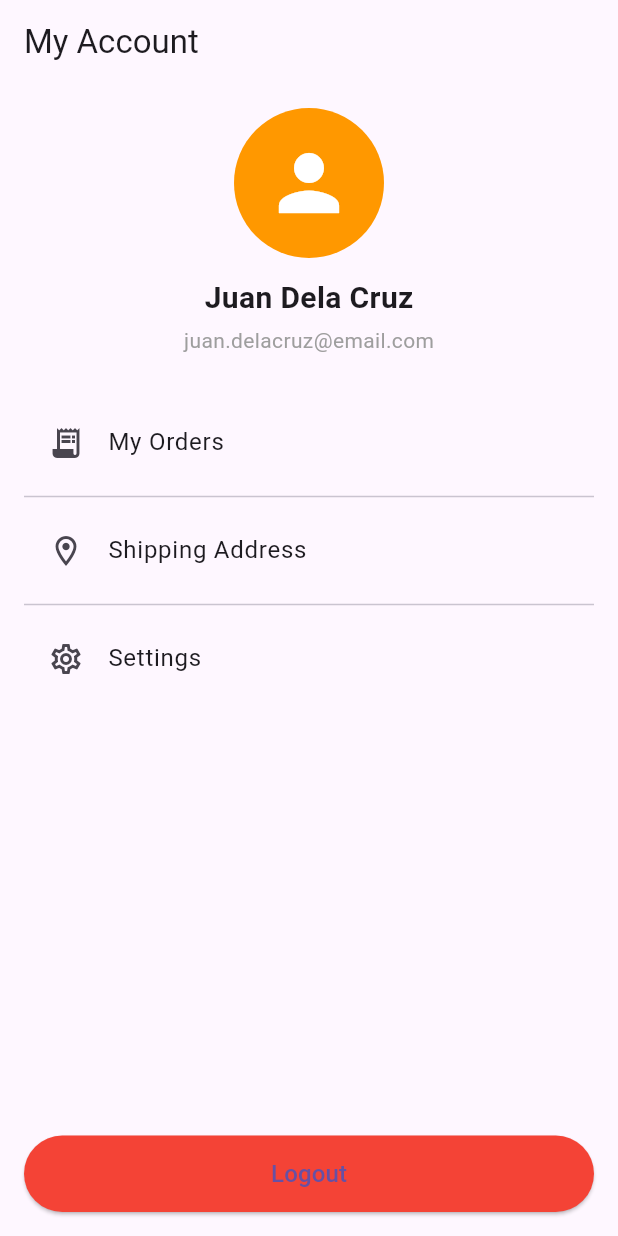
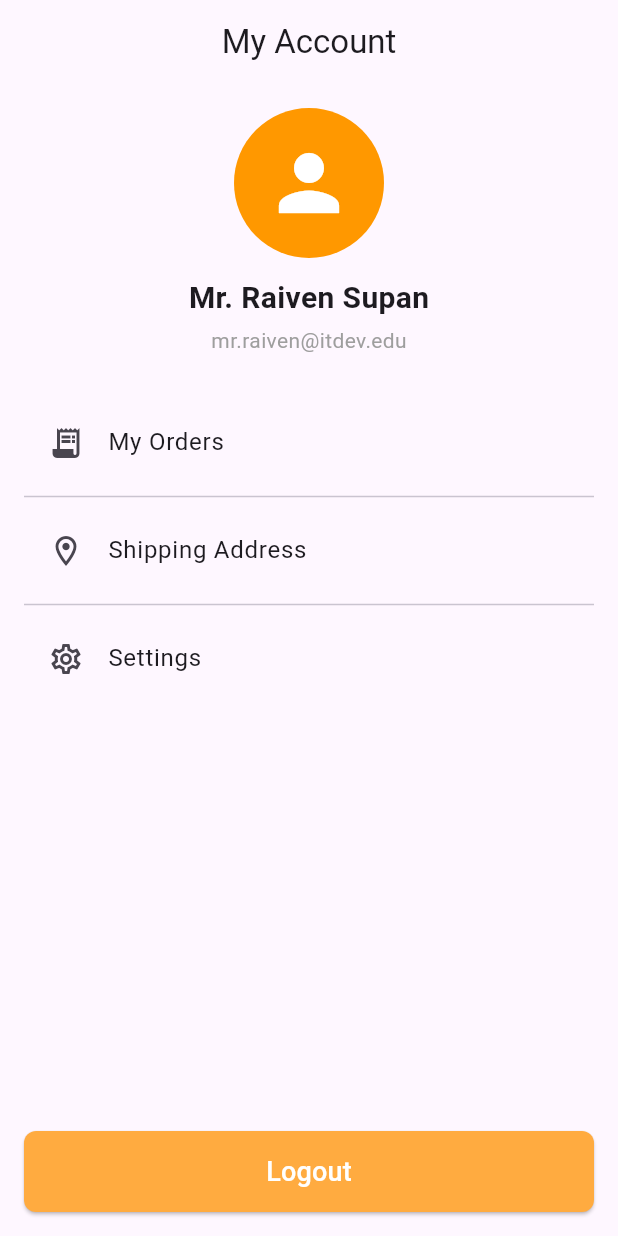
Before and after one commit to sirRaiven/ecommFlutterSample, a Flutter app: the Account screen opened directly, on a phone screen of 412 x 824 dp. Run offline on Flutter 3.47's test engine with Material 3 defaults, Android fonts, the phone set to English and light mode, and no system bars.

Commit message:
change a little bit ui

```diff
--- a/lib/pages/account.dart
+++ b/lib/pages/account.dart
@@ -1,4 +1,5 @@
 import 'package:flutter/material.dart';
+import 'package:practices101/pages/Login.dart';
 
 class Account extends StatefulWidget {
   const Account({super.key});
@@ -11,7 +12,10 @@ class _AccountState extends State<Account> {
   @override
   Widget build(BuildContext context) {
     return Scaffold(
-      appBar: AppBar(title: const Text("My Account")),
+      appBar: AppBar(
+        automaticallyImplyLeading: false,
+        title: Center(child: Text("My Account")),
+      ),
       body: Padding(
         padding: const EdgeInsets.all(16),
         child: Column(
@@ -26,14 +30,14 @@ class _AccountState extends State<Account> {
             const SizedBox(height: 12),
 
             const Text(
-              "Juan Dela Cruz",
+              "Mr. Raiven Supan",
               style: TextStyle(fontSize: 20, fontWeight: FontWeight.bold),
             ),
 
             const SizedBox(height: 4),
 
             const Text(
-              "juan.delacruz@email.com",
+              "mr.raiven@itdev.edu",
               style: TextStyle(color: Colors.grey),
             ),
 
@@ -67,13 +71,22 @@ class _AccountState extends State<Account> {
               width: double.infinity,
               child: ElevatedButton(
                 style: ElevatedButton.styleFrom(
-                  backgroundColor: Colors.red,
+                  backgroundColor: Colors.orangeAccent,
                   padding: const EdgeInsets.symmetric(vertical: 14),
+                  shape: RoundedRectangleBorder(
+                    borderRadius: BorderRadius.circular(8),
+                  ),
                 ),
                 onPressed: () {
-                  // UI only – navigation logic later
+                  Navigator.push(
+                    context,
+                    MaterialPageRoute(builder: (context) => const Login()),
+                  );
                 },
-                child: const Text("Logout", style: TextStyle(fontSize: 16)),
+                child: const Text(
+                  "Logout",
+                  style: TextStyle(fontSize: 18, color: Colors.white),
+                ),
               ),
             ),
           ],
--- a/lib/pages/home.dart
+++ b/lib/pages/home.dart
@@ -23,7 +23,6 @@ class _HomeState extends State<Home> {
   Widget build(BuildContext context) {
     return Scaffold(
       body: pages[_currentIndex],
-
       /// 🔹 Bottom Navigation Bar (UI Only)
       bottomNavigationBar: BottomNavigationBar(
         currentIndex: _currentIndex,
--- a/lib/pages/homepage.dart
+++ b/lib/pages/homepage.dart
@@ -44,6 +44,7 @@ class _HomepageState extends State<Homepage> {
   Widget build(BuildContext context) {
     return Scaffold(
       appBar: AppBar(
+        automaticallyImplyLeading: false,
         backgroundColor: Colors.orange,
         elevation: 0,
         title: Container(
```
Also changed, not shown: lib/pages/Login.dart (+6 -4 lines).
